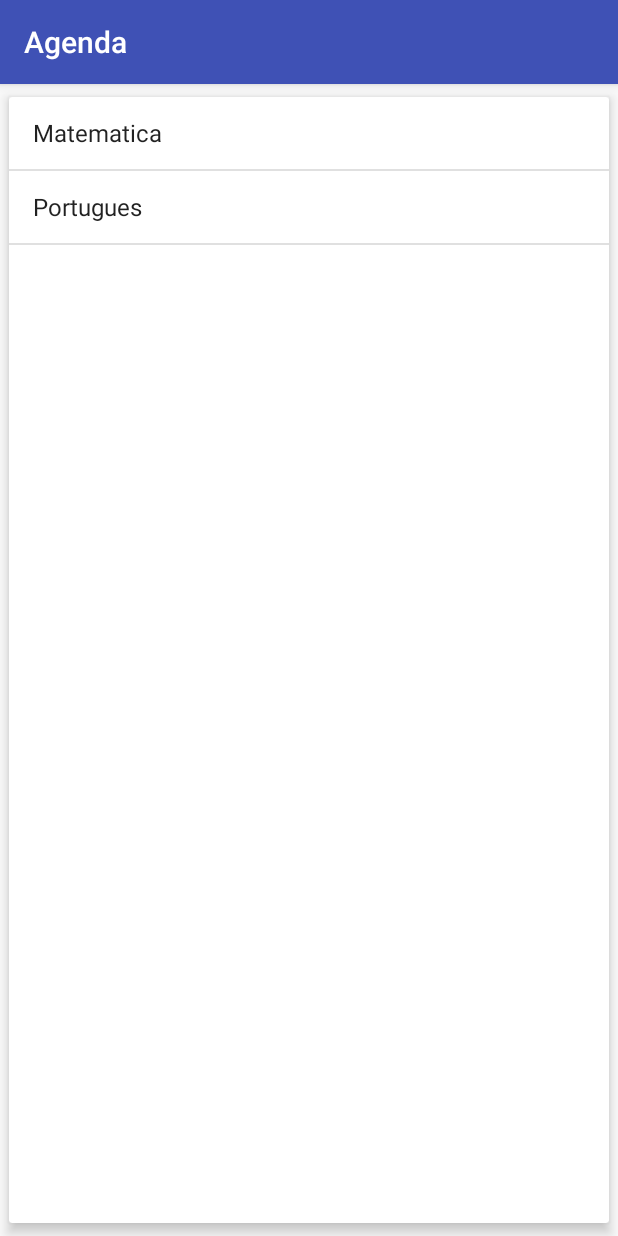
After one commit to guilhermefq/agenda-android-alura, an Android app: the ListaProvasFragment screen opened directly, with no data from a screen before it, on a phone screen of 412 x 824 dp. The commit adds this screen. Run offline under Robolectric (Android 15) with nearby library versions, the phone set to English and light mode, and no system bars.

Commit message:
Aula 2 A3

```diff
--- a/app/build.gradle
+++ b/app/build.gradle
@@ -16,7 +16,6 @@ android {
             proguardFiles getDefaultProguardFile('proguard-android.txt'), 'proguard-rules.pro'
         }
     }
-}
 
     dependencies {
         implementation fileTree(include: ['*.jar'], dir: 'libs')
@@ -25,5 +24,8 @@ dependencies {
         testImplementation 'junit:junit:4.12'
         androidTestImplementation 'com.android.support.test:runner:1.0.1'
         androidTestImplementation 'com.android.support.test.espresso:espresso-core:3.0.1'
-    implementation 'com.google.android.gms:play-services-maps:11.6.0'
+        implementation 'com.google.android.gms:play-services-maps:11.6.2'
+        implementation 'com.android.support:cardview-v7:26.1.0'
     }
+
+}
--- a/app/src/main/AndroidManifest.xml
+++ b/app/src/main/AndroidManifest.xml
@@ -23,6 +23,8 @@
         <activity android:name=".FormularioActivity">
         </activity>
 
+        <activity android:name=".ProvasActivity"/>
+
         <receiver
             android:name=".receiver.SmsReceiver"
             android:enabled="true">
--- /dev/null
+++ b/app/src/main/java/br/com/softgran/agenda/ListaProvasFragment.java
@@ -0,0 +1,67 @@
+package br.com.softgran.agenda;
+
+import android.os.Bundle;
+import android.support.annotation.Nullable;
+import android.support.v4.app.Fragment;
+import android.view.LayoutInflater;
+import android.view.View;
+import android.view.ViewGroup;
+import android.widget.AdapterView;
+import android.widget.ArrayAdapter;
+import android.widget.ListView;
+import android.widget.Toast;
+
+import java.util.Arrays;
+import java.util.List;
+
+import br.com.softgran.agenda.R;
+import br.com.softgran.agenda.modelo.Prova;
+
+/**
+ * Created by guilhermefq on 06/12/17.
+ */
+
+public class ListaProvasFragment extends Fragment {
+
+    @Nullable
+    @Override
+    public View onCreateView(LayoutInflater inflater, @Nullable ViewGroup container, @Nullable Bundle savedInstanceState) {
+        View view = inflater.inflate(R.layout.fragment_lista_provas, container, false);
+
+        List<String> topicosPort = Arrays.asList("Sujeito", "Objeto direto");
+        Prova provaPortugues = new Prova("Portugues", "20/12/2017", topicosPort);
+
+        List<String> topicosMat = Arrays.asList("Equações de segundo grau", "Trigonometria");
+        Prova provaMatematica = new Prova("Matematica", "10/01/2018", topicosMat);
+
+        List<Prova> provas = Arrays.asList(provaMatematica, provaPortugues);
+
+        ArrayAdapter<Prova> adapter = new ArrayAdapter<>(getContext(), android.R.layout.simple_list_item_1, provas);
+
+        ListView lista = (ListView) view.findViewById(R.id.provas_lista);
+        lista.setAdapter(adapter);
+
+
+        lista.setOnItemClickListener(new AdapterView.OnItemClickListener() {
+            @Override
+            public void onItemClick(AdapterView<?> adapterView, View view, int i, long l) {
+                Prova prova = (Prova) adapterView.getItemAtPosition(i);
+                Toast.makeText(getContext(), "Clicou na prova de " + prova, Toast.LENGTH_SHORT).show();
+            }
+        });
+
+        lista.setOnItemClickListener(new AdapterView.OnItemClickListener() {
+            @Override
+            public void onItemClick(AdapterView<?> adapterView, View view, int i, long l) {
+                Prova prova = (Prova) adapterView.getItemAtPosition(i);
+                Toast.makeText(getContext(), "Clicou na prova de " + prova, Toast.LENGTH_SHORT).show();
+
+                ProvasActivity provasActivity = (ProvasActivity) getActivity();
+                provasActivity.selecionarProva(prova);
+            }
+        });
+
+        return view;
+
+    }
+}
--- /dev/null
+++ b/app/src/main/java/br/com/softgran/agenda/ProvasActivity.java
@@ -0,0 +1,58 @@
+package br.com.softgran.agenda;
+
+import android.os.Bundle;
+import android.support.annotation.Nullable;
+import android.support.v4.app.FragmentManager;
+import android.support.v4.app.FragmentTransaction;
+import android.support.v7.app.AppCompatActivity;
+
+import br.com.softgran.agenda.modelo.Prova;
+
+/**
+ * Created by guilhermefq on 06/12/17.
+ */
+
+public class ProvasActivity extends AppCompatActivity {
+
+    @Override
+    protected void onCreate(@Nullable Bundle savedInstanceState) {
+        super.onCreate(savedInstanceState);
+        setContentView(R.layout.activity_provas);
+
+        FragmentManager fragmentManager = getSupportFragmentManager();
+        FragmentTransaction tx = fragmentManager.beginTransaction();
+
+        tx.replace(R.id.frame_principal, new ListaProvasFragment());
+        if (estaNoModoPaisagem()) {
+            tx.replace(R.id.frame_secundario, new DetalhesProvaFragment());
+        }
+
+        tx.commit();
+    }
+
+    private boolean estaNoModoPaisagem() {
+        return getResources().getBoolean(R.bool.modoPaisagem);
+    }
+
+    public void selecionarProva(Prova prova) {
+        FragmentManager manager = getSupportFragmentManager();
+        if(!estaNoModoPaisagem()) {
+            FragmentTransaction tx = manager.beginTransaction();
+
+            DetalhesProvaFragment detalhesFragment = new DetalhesProvaFragment();
+            Bundle parametros = new Bundle();
+            parametros.putSerializable("prova", prova);
+            detalhesFragment.setArguments(parametros);
+
+            tx.replace(R.id.frame_principal, detalhesFragment);
+
+            tx.addToBackStack(null);
+
+            tx.commit();
+        } else {
+            DetalhesProvaFragment detalhesFragment =
+                    (DetalhesProvaFragment) manager.findFragmentById(R.id.frame_secundario);
+            detalhesFragment.populaCamposCom(prova);
+        }
+    }
+}
--- /dev/null
+++ b/app/src/main/java/br/com/softgran/agenda/modelo/Prova.java
@@ -0,0 +1,39 @@
+package br.com.softgran.agenda.modelo;
+
+import java.io.Serializable;
+import java.util.List;
+
+/**
+ * Created by guilhermefq on 06/12/17.
+ */
+
+public class Prova implements Serializable {
+
+    private String materia;
+    private String data;
+    private List<String> topicos;
+
+    public Prova(String materia, String data, List<String> topicos) {
+        this.materia = materia;
+        this.data = data;
+        this.topicos = topicos;
+    }
+
+    @Override
+    public String toString() {
+        return this.materia;
+    }
+
+
+    public String getMateria() {return materia;}
+
+    public void setMateria(String materia) {this.materia = materia;}
+
+    public String getData() {return data;}
+
+    public void setData(String data) {this.data = data;}
+
+    public List<String> getTopicos() {return topicos;}
+
+    public void setTopicos(List<String> topicos) {this.topicos = topicos;}
+}
--- /dev/null
+++ b/app/src/main/res/layout-land/activity_provas.xml
@@ -0,0 +1,20 @@
+<?xml version="1.0" encoding="utf-8"?>
+<LinearLayout
+    xmlns:android="http://schemas.android.com/apk/res/android"
+    android:layout_width="match_parent"
+    android:layout_height="match_parent"
+    android:orientation="horizontal">
+
+    <FrameLayout
+        android:id="@+id/frame_principal"
+        android:layout_width="0dp"
+        android:layout_height="match_parent"
+        android:layout_weight="1"/>
+
+    <FrameLayout
+        android:id="@+id/frame_secundario"
+        android:layout_width="0dp"
+        android:layout_height="match_parent"
+        android:layout_weight="2"/>
+
+</LinearLayout>
--- /dev/null
+++ b/app/src/main/res/layout/activity_provas.xml
@@ -0,0 +1,8 @@
+<?xml version="1.0" encoding="utf-8"?>
+<FrameLayout
+    xmlns:android="http://schemas.android.com/apk/res/android"
+    android:id="@+id/frame_principal"
+    android:layout_width="match_parent"
+    android:layout_height="match_parent">
+
+</FrameLayout>
--- /dev/null
+++ b/app/src/main/res/layout/fragment_lista_provas.xml
@@ -0,0 +1,14 @@
+<?xml version="1.0" encoding="utf-8"?>
+<android.support.v7.widget.CardView xmlns:android="http://schemas.android.com/apk/res/android"
+    android:layout_width="match_parent"
+    android:layout_height="match_parent"
+    xmlns:app="http://schemas.android.com/apk/res-auto"
+    app:cardElevation="5dp"
+    app:cardUseCompatPadding="true">
+
+    <ListView
+        android:id="@+id/provas_lista"
+        android:layout_width="match_parent"
+        android:layout_height="match_parent"/>
+
+</android.support.v7.widget.CardView>
--- /dev/null
+++ b/app/src/main/res/values-land/bools.xml
@@ -0,0 +1,4 @@
+<?xml version="1.0" encoding="utf-8"?>
+<resources>
+    <bool name="modoPaisagem">true</bool>
+</resources>
--- /dev/null
+++ b/app/src/main/res/values/bools.xml
@@ -0,0 +1,4 @@
+<?xml version="1.0" encoding="utf-8"?>
+<resources>
+    <bool name="modoPaisagem">false</bool>
+</resources>
```
Also changed, not shown: app/src/main/java/br/com/softgran/agenda/DetalhesProvaFragment.java (added, +52 -0 lines), app/src/main/java/br/com/softgran/agenda/ListaContatosActivity.java (+5 -2 lines), app/src/main/res/layout/fragment_detalhes_prova.xml (added, +50 -0 lines), app/src/main/res/menu/menu_lista_contatos.xml (renamed from app/src/main/res/menu/menu_lista_alunos.xml, +7 -0 lines). Lines whose indentation alone changed are shown as unchanged.
